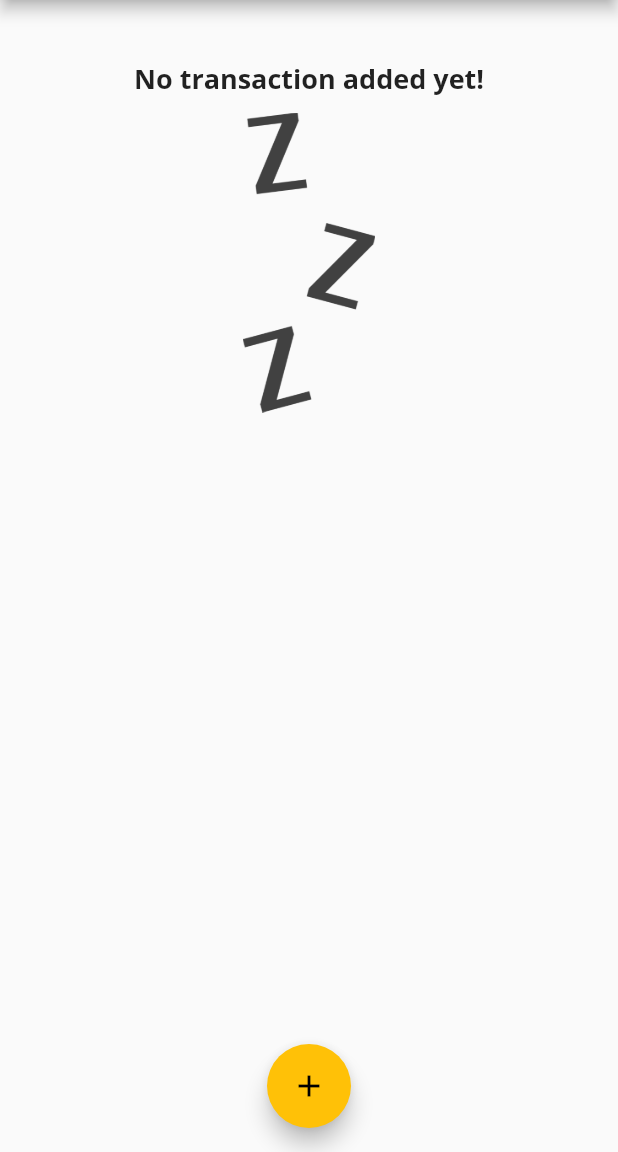
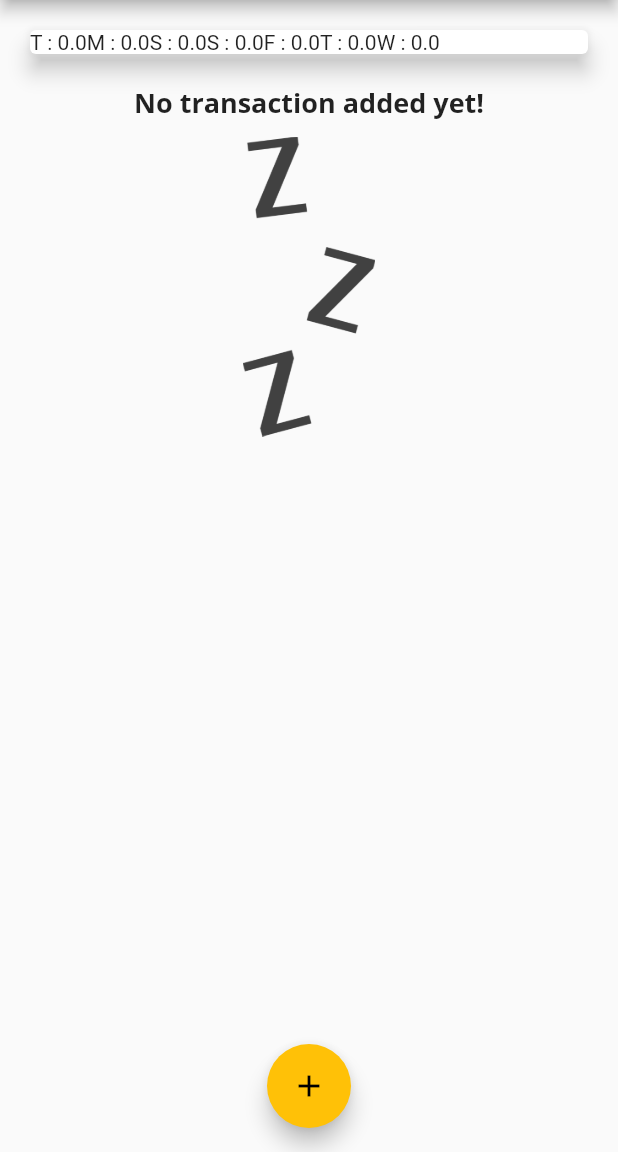
Before and after one commit to DEV-MK-KIM/m_apps, a Flutter app: the screen it shows after launch, on a phone screen of 412 x 824 dp, the part 84-1236 px from its top. Run offline on Flutter 3.47's test engine with Material 2 defaults, Android fonts, the phone set to English and light mode, and no system bars.

Commit message:
added updates

```diff
--- a/expenseTracker/lib/widgets/chart.dart
+++ b/expenseTracker/lib/widgets/chart.dart
@@ -24,7 +24,10 @@ class Chart extends StatelessWidget {
       }
       print(DateFormat.E().format(weekDay));
 
-      return {'day': DateFormat.E().format(weekDay), 'amount': totalSum};
+      return {
+        'day': DateFormat.E().format(weekDay).substring(0, 1),
+        'amount': totalSum
+      };
     });
   }
 
@@ -35,8 +38,9 @@ class Chart extends StatelessWidget {
       elevation: 6,
       margin: EdgeInsets.all(20),
       child: Row(
-        children: <Widget>[],
-      ),
+          children: groupedTranscationValues.map((data) {
+        return Text("${data['day']} : ${data['amount'].toString()}");
+      }).toList()),
     );
   }
 }
--- a/expenseTracker/lib/widgets/transaction_list.dart
+++ b/expenseTracker/lib/widgets/transaction_list.dart
@@ -13,7 +13,8 @@ class TransactionList extends StatelessWidget {
     return Container(
       height: 450,
       child: transactions.isEmpty
-          ? Column(children: <Widget>[
+          ? Column(
+              children: <Widget>[
                 Text(
                   'No transaction added yet!',
                   style: Theme.of(context).textTheme.headline6,
@@ -28,7 +29,8 @@ class TransactionList extends StatelessWidget {
                     fit: BoxFit.cover,
                   ),
                 ),
-            ])
+              ],
+            )
           : ListView.builder(
               itemBuilder: (ctx, index) {
                 return Card(
```
Also changed, not shown: expenseTracker/lib/widgets/chart_bar.dart (added, +46 -0 lines). Lines whose indentation alone changed are shown as unchanged.
